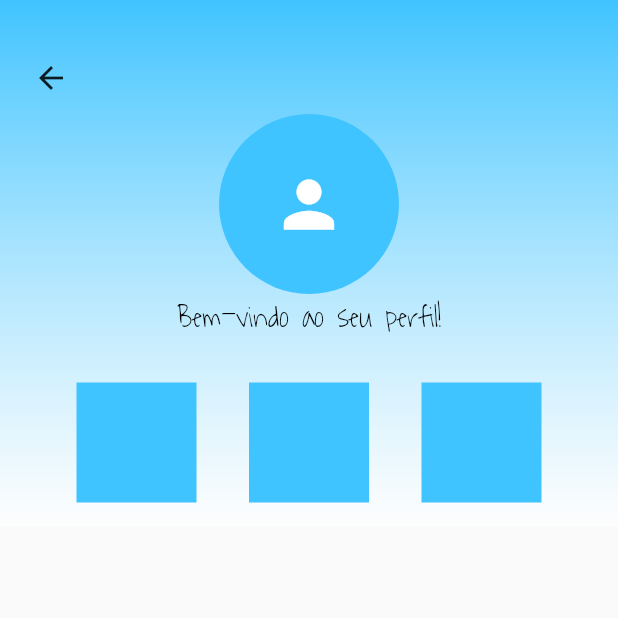
After one commit to joseigors/hellp, a Flutter app: the profilePage screen opened by its route, on a phone screen of 412 x 824 dp, the top half of it. The commit adds this screen. Run offline on Flutter 3.47's test engine with Material 2 defaults, Android fonts, the phone set to English and light mode, and no system bars; our stand-ins replace audioplayers.

Commit message:
tela de perfil

```diff
--- a/lib/main.dart
+++ b/lib/main.dart
@@ -3,6 +3,7 @@ import 'package:hellp/pages/CadPage.dart';
 import 'package:hellp/pages/HomePage.dart';
 import 'package:hellp/pages/LoginPage.dart';
 import 'package:hellp/pages/initPage.dart';
+import 'package:hellp/pages/profilePage.dart';
 
 void main() {
   runApp(const MyApp());
@@ -21,6 +22,7 @@ class MyApp extends StatelessWidget {
         '/cadastro': (context) => CadastroPage(),
         '/login': (context)=> LoginPage(),
         '/home': (context)=> HomePage(),
+        '/perfil': (context)=> profilePage()
       },
     );
   }
--- a/lib/pages/HomePage.dart
+++ b/lib/pages/HomePage.dart
@@ -236,11 +236,14 @@ void dispose(){
                     icon: Icon(Icons.home),
                   ),
                   IconButton(
-                    onPressed: () {},
-                    icon: Icon(Icons.favorite),
+                    onPressed: () {
+                    },
+                    icon: Icon(Icons.calendar_today),
                   ),
                   IconButton(
-                    onPressed: () {},
+                    onPressed: () {
+                      Navigator.pushNamed(context, '/perfil');
+                    },
                     icon: Icon(Icons.person),
                   ),
                   IconButton(
--- /dev/null
+++ b/lib/pages/profilePage.dart
@@ -0,0 +1,105 @@
+import 'package:flutter/cupertino.dart';
+import 'package:flutter/material.dart';
+
+class profilePage extends StatefulWidget {
+  const profilePage({Key? key}) : super(key: key);
+
+  @override
+  State<profilePage> createState() => _profilePageState();
+}
+
+class _profilePageState extends State<profilePage> {
+  @override
+  Widget build(BuildContext context) {
+    return Scaffold(
+      body: SingleChildScrollView(
+        child: Container(
+          decoration: BoxDecoration(
+            gradient: LinearGradient(
+              colors: [Colors.lightBlueAccent, Colors.white70],
+              begin: Alignment.topCenter,
+              end: Alignment.bottomCenter,
+            ),
+          ),
+          child: Column(
+            crossAxisAlignment: CrossAxisAlignment.stretch,
+            children: [
+              Padding(
+                padding: const EdgeInsets.only(left: 10.0, top: 28.0),
+                child: Row(
+                  mainAxisAlignment: MainAxisAlignment.start,
+                  crossAxisAlignment: CrossAxisAlignment.center,
+                  children: [
+                    IconButton(
+                      onPressed: () {
+                        Navigator.pop(
+                            context); // Adicione a lógica para voltar à tela anterior
+                      },
+                      icon: Icon(Icons.arrow_back),
+                    ),
+                  ],
+                ),
+              ),
+              Column(
+                mainAxisAlignment: MainAxisAlignment.center,
+                crossAxisAlignment: CrossAxisAlignment.center,
+                children: [
+                  CircleAvatar(
+                    backgroundColor: Colors.lightBlueAccent,
+                    radius: 60,
+                    child: IconButton(
+                      icon: Icon(Icons.person),
+                      iconSize: 50,
+                      color: Colors.white,
+                      onPressed: () {},
+                    ),
+                  ),
+                  Text(
+                    "Bem-vindo ao seu perfil!",
+                    style: TextStyle(
+                        fontFamily: 'Waiting',
+                        fontSize: 20,
+                        decoration: TextDecoration.none,
+                        color: Colors.black),
+                  ),
+                ],
+              ),
+              Padding(
+                padding: const EdgeInsets.all(16.0),
+                child: Column(
+                  mainAxisAlignment: MainAxisAlignment.center,
+                  children: [
+                    SizedBox(height: 10),
+                    Row(
+                      mainAxisAlignment: MainAxisAlignment.spaceEvenly,
+                      children: [
+                        Container(
+                          width: 80,
+                          height: 80,
+                          color: Colors.lightBlueAccent, // Cor do primeiro container
+                          // Adicione os widgets ou conteúdo desejado dentro deste Container
+                        ),
+                        Container(
+                          width: 80,
+                          height: 80,
+                          color: Colors.lightBlueAccent, // Cor do segundo container
+                          // Adicione os widgets ou conteúdo desejado dentro deste Container
+                        ),
+                        Container(
+                          width: 80,
+                          height: 80,
+                          color: Colors.lightBlueAccent, // Cor do terceiro container
+                          // Adicione os widgets ou conteúdo desejado dentro deste Container
+                        ),
+                      ],
+                    ),
+                  ],
+                ),
+              ),
+            ],
+          ),
+        ),
+      ),
+    );
+  }
+}
```
